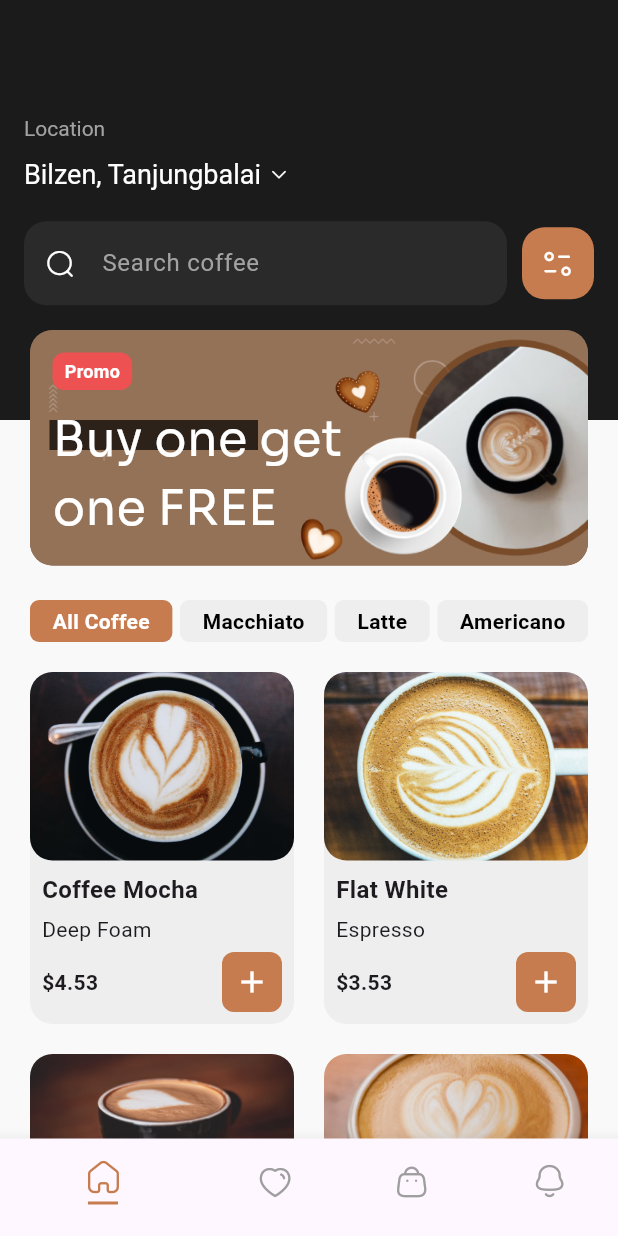
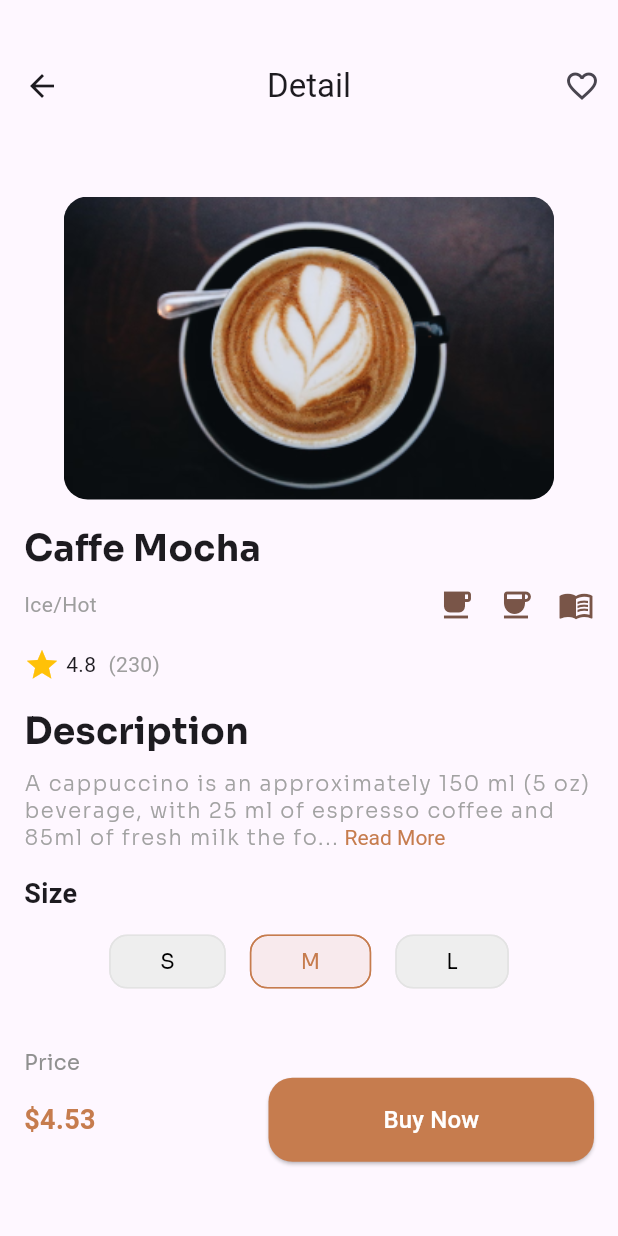
Before and after one commit to mohamed12344556/Coffee-APP, a Flutter app: the screen it shows after launch, on a phone screen of 412 x 824 dp. Run offline on Flutter 3.47's test engine with Material 3 defaults, Android fonts, the phone set to English and light mode, and no system bars; our stand-ins replace flutter_bloc, get_it, google_fonts, sqflite; accounts and stored records are empty.

Commit message:
detailes screen

```diff
--- /dev/null
+++ b/devtools_options.yaml
@@ -0,0 +1,3 @@
+description: This file stores settings for Dart & Flutter DevTools.
+documentation: https://docs.flutter.dev/tools/devtools/extensions#configure-extension-enablement-states
+extensions:
--- a/lib/data/models/coffee_model.dart
+++ b/lib/data/models/coffee_model.dart
@@ -4,6 +4,7 @@ class CoffeeModel {
   final String type;
   final double price;
   final String image;
+  final double rate;
 
   CoffeeModel({
     required this.id,
@@ -11,6 +12,7 @@ class CoffeeModel {
     required this.type,
     required this.price,
     required this.image,
+    required this.rate,
   });
   factory CoffeeModel.fromMap(Map<String, dynamic> map) {
     return CoffeeModel(
@@ -19,6 +21,7 @@ class CoffeeModel {
       type: map['type'],
       price: map['price'],
       image: map['image'],
+      rate: map['rate'],
     );
   }
 
--- a/lib/main.dart
+++ b/lib/main.dart
@@ -1,3 +1,6 @@
+import 'package:coffee_shop_app/ui/pages/coffee_details_page.dart';
+import 'package:coffee_shop_app/ui/pages/welcome_page.dart';
+
 import 'core/di/dependancy_injection.dart';
 import 'ui/pages/coffee_home_page.dart';
 import 'package:flutter/material.dart';
@@ -10,12 +13,16 @@ void main() async {
 class CoffeeApp extends StatelessWidget {
   const CoffeeApp({super.key});
 
-  // This widget is the root of your application.
   @override
   Widget build(BuildContext context) {
-    return const MaterialApp(
+    return MaterialApp(
       debugShowCheckedModeBanner: false,
-      home: CoffeeHomePage(),
+      routes: {
+        '/coffee_home': (context) => const CoffeeHomePage(),
+        '/welcome': (context) => const WelcomePage(),
+        '/details': (context) => const CoffeeDetailPage(),
+      },
+      initialRoute: '/details',
     );
   }
 }
--- a/lib/my_icons.dart
+++ b/lib/my_icons.dart
@@ -13,6 +13,7 @@
 ///
 ///
 ///
+library;
 import 'package:flutter/widgets.dart';
 
 class MyIcons {
--- /dev/null
+++ b/lib/ui/pages/coffee_details_page.dart
@@ -0,0 +1,215 @@
+import 'package:coffee_shop_app/core/themes/app_colors.dart';
+import 'package:coffee_shop_app/core/themes/font_weight_helper.dart';
+import 'package:flutter/material.dart';
+import 'package:google_fonts/google_fonts.dart';
+
+class CoffeeDetailPage extends StatefulWidget {
+  const CoffeeDetailPage({super.key});
+
+  @override
+  State<StatefulWidget> createState() => _CoffeeDetailPageState();
+}
+
+class _CoffeeDetailPageState extends State<CoffeeDetailPage> {
+  String selectedSize = 'M';
+
+  @override
+  Widget build(BuildContext context) {
+    return Scaffold(
+      appBar: AppBar(
+        toolbarHeight: 115,
+        centerTitle: true,
+        leading: IconButton(
+          icon: const Icon(Icons.arrow_back),
+          onPressed: () {
+            Navigator.of(context).pop();
+          },
+        ),
+        title: const Text('Detail'),
+        actions: [
+          IconButton(
+            icon: const Icon(Icons.favorite_border),
+            onPressed: () {},
+          ),
+        ],
+      ),
+      body: Padding(
+        padding: const EdgeInsets.all(16.0),
+        child: Column(
+          crossAxisAlignment: CrossAxisAlignment.start,
+          children: [
+            Center(
+              child: Container(
+                width: 327,
+                height: 202,
+                decoration: BoxDecoration(
+                  borderRadius: BorderRadius.circular(16),
+                  image: const DecorationImage(
+                    fit: BoxFit.cover,
+                    image: AssetImage(
+                      "assets/images/2.png",
+                    ),
+                  ),
+                ),
+              ),
+            ),
+            const SizedBox(height: 16),
+            Text(
+              'Caffe Mocha',
+              style: GoogleFonts.sora(
+                fontSize: 24,
+                fontWeight: FontWeight.bold,
+              ),
+            ),
+            const SizedBox(height: 8),
+            const Row(
+              children: [
+                Text(
+                  'Ice/Hot',
+                  style: TextStyle(color: Colors.grey),
+                ),
+                Spacer(),
+                Icon(Icons.local_cafe, color: Colors.brown),
+                SizedBox(width: 16),
+                Icon(Icons.coffee, color: Colors.brown),
+                SizedBox(width: 16),
+                Icon(Icons.menu_book, color: Colors.brown),
+              ],
+            ),
+            const SizedBox(height: 16),
+            const Row(
+              children: [
+                Icon(Icons.star, color: Colors.amber),
+                SizedBox(width: 4),
+                Text('4.8'),
+                SizedBox(width: 8),
+                Text('(230)', style: TextStyle(color: Colors.grey)),
+              ],
+            ),
+            const SizedBox(height: 16),
+            Text(
+              'Description',
+              style: GoogleFonts.sora(
+                fontSize: 24,
+                fontWeight: FontWeight.bold,
+              ),
+            ),
+            const SizedBox(height: 8),
+            RichText(
+              text: TextSpan(
+                children: [
+                  TextSpan(
+                    text:
+                        'A cappuccino is an approximately 150 ml (5 oz) beverage, with 25 ml of espresso coffee and 85ml of fresh milk the fo...',
+                    style: GoogleFonts.sora(
+                      fontSize: 14,
+                      fontWeight: FontWeightHelper.light,
+                      color: const Color(0xffA2A2A2),
+                      letterSpacing: 1.1,
+                    ),
+                  ),
+                  const TextSpan(
+                    text: ' Read More',
+                    style: TextStyle(
+                      color: AppColors.orange,
+                    ),
+                  ),
+                ],
+              ),
+            ),
+            const SizedBox(height: 16),
+            const Text(
+              'Size',
+              style: TextStyle(
+                fontSize: 18,
+                fontWeight: FontWeight.bold,
+              ),
+            ),
+            const SizedBox(height: 8),
+            Row(
+              mainAxisAlignment: MainAxisAlignment.center,
+              children: ['S', 'M', 'L'].map((size) {
+                return Padding(
+                  padding: const EdgeInsets.symmetric(horizontal: 8.0),
+                  child: ChoiceChip(
+                    showCheckmark: false,
+                    label: Text(
+                      size,
+                      style: GoogleFonts.sora(
+                        fontSize: 14,
+                        fontWeight: FontWeightHelper.regular,
+                        color: selectedSize == size
+                            ? AppColors.orange
+                            : Colors.black,
+                      ),
+                    ),
+                    selected: selectedSize == size,
+                    onSelected: (bool selected) {
+                      setState(() {
+                        selectedSize = size;
+                      });
+                    },
+                    selectedColor: const Color(0xffC67C4E).withOpacity(0.1),
+                    backgroundColor: Colors.grey[200],
+                    padding: const EdgeInsets.symmetric(
+                      horizontal: 25,
+                      vertical: 7,
+                    ),
+                    shape: RoundedRectangleBorder(
+                      side: BorderSide(
+                        color: selectedSize == size
+                            ? const Color(0xffC67C4E)
+                            : const Color(0xffE3E3E3),
+                      ),
+                      borderRadius: BorderRadius.circular(12),
+                    ),
+                  ),
+                );
+              }).toList(),
+            ),
+            const Spacer(),
+            Text(
+              'Price',
+              style: GoogleFonts.sora(
+                fontSize: 14,
+                fontWeight: FontWeightHelper.regular,
+                color: const Color(0xff909090),
+              ),
+            ),
+            Row(
+              mainAxisAlignment: MainAxisAlignment.spaceBetween,
+              children: [
+                const Text(
+                  '\$4.53',
+                  style: TextStyle(
+                    fontSize: 18,
+                    fontWeight: FontWeightHelper.semiBold,
+                    color: AppColors.orange,
+                  ),
+                ),
+                ElevatedButton(
+                  onPressed: () {},
+                  style: ElevatedButton.styleFrom(
+                    fixedSize: const Size(217, 56),
+                    backgroundColor: AppColors.orange,
+                    shape: RoundedRectangleBorder(
+                      borderRadius: BorderRadius.circular(16),
+                    ),
+                  ),
+                  child: const Text(
+                    'Buy Now',
+                    style: TextStyle(
+                      fontSize: 16,
+                      color: Colors.white,
+                    ),
+                  ),
+                ),
+              ],
+            ),
+            const Spacer(),
+          ],
+        ),
+      ),
+    );
+  }
+}
--- a/lib/ui/pages/coffee_home_page.dart
+++ b/lib/ui/pages/coffee_home_page.dart
@@ -23,6 +23,7 @@ class _CoffeeHomePageState extends State<CoffeeHomePage> {
       type: 'Deep Foam',
       price: 4.53,
       image: 'assets/images/2.png',
+      rate: 4.5,
     ),
     CoffeeModel(
       id: 2,
@@ -30,6 +31,7 @@ class _CoffeeHomePageState extends State<CoffeeHomePage> {
       type: 'Espresso',
       price: 3.53,
       image: 'assets/images/3.png',
+      rate: 4.5,
     ),
     CoffeeModel(
       id: 3,
@@ -37,6 +39,7 @@ class _CoffeeHomePageState extends State<CoffeeHomePage> {
       type: 'Deep Foam',
       price: 4.53,
       image: 'assets/images/4.png',
+      rate: 4.5,
     ),
     CoffeeModel(
       id: 4,
@@ -44,6 +47,7 @@ class _CoffeeHomePageState extends State<CoffeeHomePage> {
       type: 'Espresso',
       price: 3.53,
       image: 'assets/images/5.png',
+      rate: 4.5,
     ),
     // Add more coffee items here
   ];
@@ -71,11 +75,21 @@ class _CoffeeHomePageState extends State<CoffeeHomePage> {
               top: 0,
               left: 0,
               right: 0,
-              child: AppBar(
-                backgroundColor: const Color(0xFF1B1B1B),
-                elevation: 0,
-                toolbarHeight: 280,
-                title: Column(
+              child: Container(
+                padding:
+                    const EdgeInsets.symmetric(horizontal: 20, vertical: 30),
+                decoration: const BoxDecoration(
+                  gradient: LinearGradient(
+                    colors: [
+                      Color(0xff111111),
+                      Color(0xff313131),
+                    ],
+                    begin: Alignment.topRight,
+                    end: Alignment.bottomLeft,
+                  ),
+                ),
+                height: 280,
+                child: Column(
                   crossAxisAlignment: CrossAxisAlignment.start,
                   children: [
                     const Text(
@@ -85,7 +99,7 @@ class _CoffeeHomePageState extends State<CoffeeHomePage> {
                         color: Color(0xffA2A2A2),
                       ),
                     ),
-                    const SizedBox(height: 10),
+                    const SizedBox(height: 8),
                     const Row(
                       children: [
                         Text(
@@ -104,7 +118,7 @@ class _CoffeeHomePageState extends State<CoffeeHomePage> {
                         ),
                       ],
                     ),
-                    const SizedBox(height: 20),
+                    const SizedBox(height: 24),
                     Row(
                       children: [
                         Expanded(
@@ -151,7 +165,7 @@ class _CoffeeHomePageState extends State<CoffeeHomePage> {
             ),
             // Promo Banner
             Positioned(
-              top: 220,
+              top: 200,
               left: 20,
               right: 20,
               child: Container(
@@ -170,11 +184,20 @@ class _CoffeeHomePageState extends State<CoffeeHomePage> {
                 child: Stack(
                   children: [
                     Positioned(
-                      top: 60,
-                      left: 13,
-                      right: 220,
+                      top: 68,
+                      left: 15,
+                      right: 160,
                       child: Container(
-                        height: 20,
+                        height: 27,
+                        color: Colors.black.withOpacity(0.7),
+                      ),
+                    ),
+                    Positioned(
+                      top: 111,
+                      left: 15,
+                      right: 207,
+                      child: Container(
+                        height: 24,
                         color: Colors.black.withOpacity(0.7),
                       ),
                     ),
@@ -287,10 +310,13 @@ class _CoffeeHomePageState extends State<CoffeeHomePage> {
                   ),
                   if (selectedIndex == 0)
                     Container(
+                      decoration: BoxDecoration(
+                        color: AppColors.orange,
+                        borderRadius: BorderRadius.circular(18),
+                      ),
                       margin: const EdgeInsets.only(top: 4),
-                      height: 2,
-                      width: 20,
-                      color: AppColors.orange,
+                      height: 5,
+                      width: 10,
                     ),
                 ],
               ),
@@ -305,10 +331,13 @@ class _CoffeeHomePageState extends State<CoffeeHomePage> {
                   ),
                   if (selectedIndex == 1)
                     Container(
+                      decoration: BoxDecoration(
+                        color: AppColors.orange,
+                        borderRadius: BorderRadius.circular(18),
+                      ),
                       margin: const EdgeInsets.only(top: 4),
-                      height: 2,
-                      width: 20,
-                      color: AppColors.orange,
+                      height: 5,
+                      width: 10,
                     ),
                 ],
               ),
@@ -323,10 +352,13 @@ class _CoffeeHomePageState extends State<CoffeeHomePage> {
                   ),
                   if (selectedIndex == 2)
                     Container(
+                      decoration: BoxDecoration(
+                        color: AppColors.orange,
+                        borderRadius: BorderRadius.circular(18),
+                      ),
                       margin: const EdgeInsets.only(top: 4),
-                      height: 2,
-                      width: 20,
-                      color: AppColors.orange,
+                      height: 5,
+                      width: 10,
                     ),
                 ],
               ),
@@ -341,10 +373,13 @@ class _CoffeeHomePageState extends State<CoffeeHomePage> {
                   ),
                   if (selectedIndex == 3)
                     Container(
+                      decoration: BoxDecoration(
+                        color: AppColors.orange,
+                        borderRadius: BorderRadius.circular(18),
+                      ),
                       margin: const EdgeInsets.only(top: 4),
-                      height: 2,
-                      width: 20,
-                      color: AppColors.orange,
+                      height: 5,
+                      width: 10,
                     ),
                 ],
               ),
--- a/lib/ui/pages/welcome_page.dart
+++ b/lib/ui/pages/welcome_page.dart
@@ -61,7 +61,7 @@ class WelcomePage extends StatelessWidget {
                       // TODO Define the action here
                     },
                     style: ElevatedButton.styleFrom(
-                      fixedSize: Size(327, 56),
+                      fixedSize: const Size(327, 56),
                       backgroundColor: AppColors.orange,
                       shape: RoundedRectangleBorder(
                         borderRadius: BorderRadius.circular(14),
```
Also changed, not shown: lib/ui/widgets/CoffeeCard.dart (+52 -1 lines), assets/images/2.png, assets/images/6.png, assets/images/maps.png (added).
